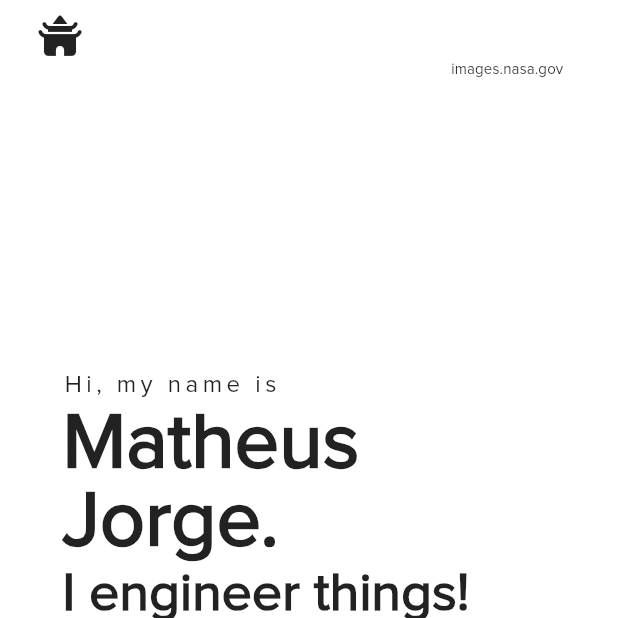
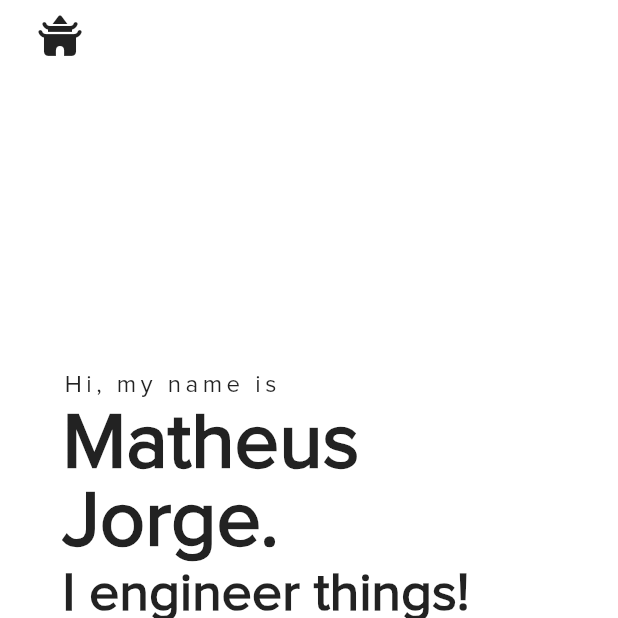
Before and after one commit to teujorge/teujorge.github.io, a Flutter app: the screen it shows after launch, on a phone screen of 412 x 824 dp, the top half of it. Run offline on Flutter 3.47's test engine with Material 2 defaults, Android fonts, the light colour scheme and no system bars; our stand-ins replace font_awesome_flutter, scroll_to_index, transparent_image; missing offline and left inert: universal_html; network calls fail.

Commit message:
no nasa images url

```diff
--- a/lib/UI/parallax.dart
+++ b/lib/UI/parallax.dart
@@ -49,13 +49,14 @@
               ),
             ),
           ),
-          Positioned(
-              top: 0,
-              right: 0,
-              child: CustomText(
-                text: "images.nasa.gov",
-                textsize: 10,
-              )),
+          // Positioned(
+          //   top: 0,
+          //   right: 0,
+          //   child: CustomText(
+          //     text: "images.nasa.gov",
+          //     textsize: 10,
+          //   ),
+          // ),
           Container(
             height: Config.size.height,
             padding: EdgeInsets.all(1 + Config.size.width / 100),
```
